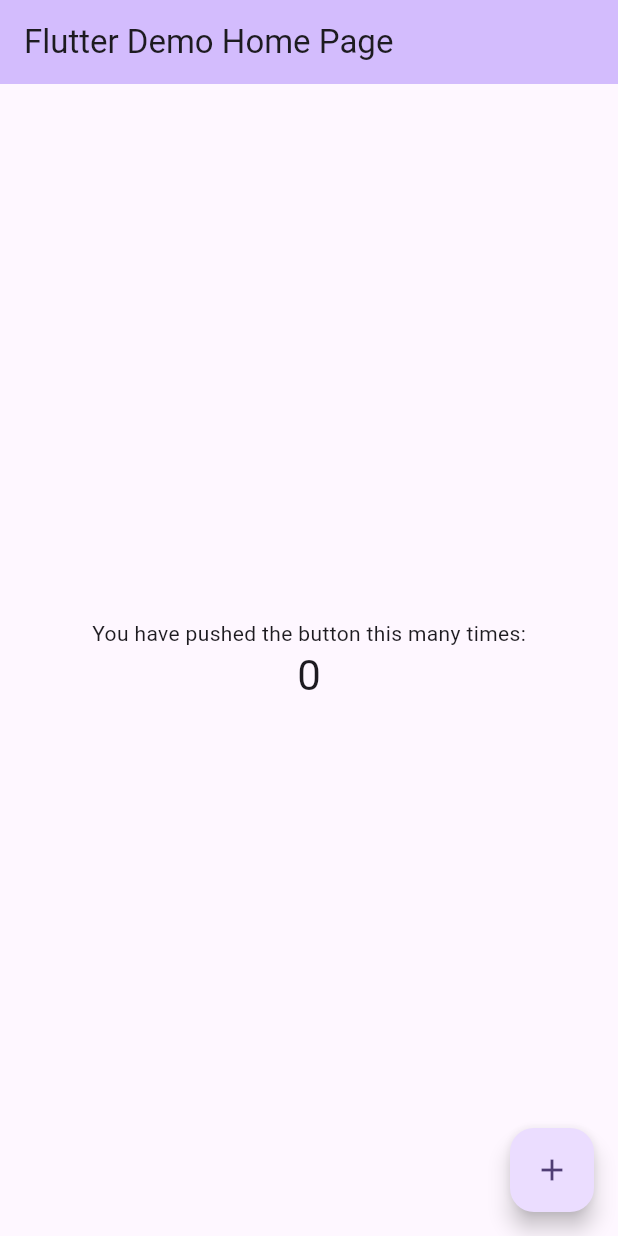
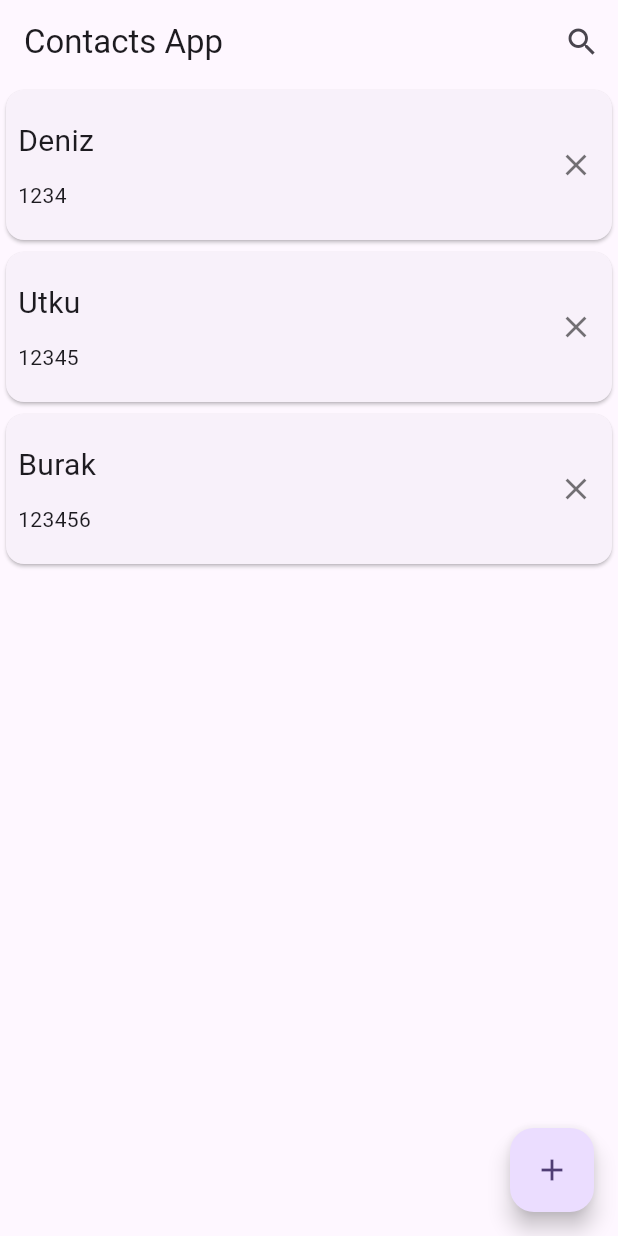
Before and after one commit to gorkemuveyk/contacts_app, a Flutter app: the screen it shows after launch, on a phone screen of 412 x 824 dp. Run offline on Flutter 3.47's test engine with Material 3 defaults, Android fonts, the phone set to English and light mode, and no system bars.

Commit message:
design is completed

```diff
--- /dev/null
+++ b/lib/data/entity/person.dart
@@ -0,0 +1,10 @@
+class Person {
+  int personID;
+  String personName;
+  String personPhoneNumber;
+
+  Person(
+      {required this.personID,
+      required this.personName,
+      required this.personPhoneNumber});
+}
--- a/lib/main.dart
+++ b/lib/main.dart
@@ -1,3 +1,4 @@
+import 'package:contacts_app/ui/views/homepage.dart';
 import 'package:flutter/material.dart';
 
 void main() {
@@ -7,119 +8,16 @@ void main() {
 class MyApp extends StatelessWidget {
   const MyApp({super.key});
 
-  // This widget is the root of your application.
   @override
   Widget build(BuildContext context) {
     return MaterialApp(
-      title: 'Flutter Demo',
+      title: 'Contacts App',
+      debugShowCheckedModeBanner: false,
       theme: ThemeData(
-        // This is the theme of your application.
-        //
-        // TRY THIS: Try running your application with "flutter run". You'll see
-        // the application has a purple toolbar. Then, without quitting the app,
-        // try changing the seedColor in the colorScheme below to Colors.green
-        // and then invoke "hot reload" (save your changes or press the "hot
-        // reload" button in a Flutter-supported IDE, or press "r" if you used
-        // the command line to start the app).
-        //
-        // Notice that the counter didn't reset back to zero; the application
-        // state is not lost during the reload. To reset the state, use hot
-        // restart instead.
-        //
-        // This works for code too, not just values: Most code changes can be
-        // tested with just a hot reload.
         colorScheme: ColorScheme.fromSeed(seedColor: Colors.deepPurple),
         useMaterial3: true,
       ),
-      home: const MyHomePage(title: 'Flutter Demo Home Page'),
+      home: const Homepage(),
     );
   }
 }
-
-class MyHomePage extends StatefulWidget {
-  const MyHomePage({super.key, required this.title});
-
-  // This widget is the home page of your application. It is stateful, meaning
-  // that it has a State object (defined below) that contains fields that affect
-  // how it looks.
-
-  // This class is the configuration for the state. It holds the values (in this
-  // case the title) provided by the parent (in this case the App widget) and
-  // used by the build method of the State. Fields in a Widget subclass are
-  // always marked "final".
-
-  final String title;
-
-  @override
-  State<MyHomePage> createState() => _MyHomePageState();
-}
-
-class _MyHomePageState extends State<MyHomePage> {
-  int _counter = 0;
-
-  void _incrementCounter() {
-    setState(() {
-      // This call to setState tells the Flutter framework that something has
-      // changed in this State, which causes it to rerun the build method below
-      // so that the display can reflect the updated values. If we changed
-      // _counter without calling setState(), then the build method would not be
-      // called again, and so nothing would appear to happen.
-      _counter++;
-    });
-  }
-
-  @override
-  Widget build(BuildContext context) {
-    // This method is rerun every time setState is called, for instance as done
-    // by the _incrementCounter method above.
-    //
-    // The Flutter framework has been optimized to make rerunning build methods
-    // fast, so that you can just rebuild anything that needs updating rather
-    // than having to individually change instances of widgets.
-    return Scaffold(
-      appBar: AppBar(
-        // TRY THIS: Try changing the color here to a specific color (to
-        // Colors.amber, perhaps?) and trigger a hot reload to see the AppBar
-        // change color while the other colors stay the same.
-        backgroundColor: Theme.of(context).colorScheme.inversePrimary,
-        // Here we take the value from the MyHomePage object that was created by
-        // the App.build method, and use it to set our appbar title.
-        title: Text(widget.title),
-      ),
-      body: Center(
-        // Center is a layout widget. It takes a single child and positions it
-        // in the middle of the parent.
-        child: Column(
-          // Column is also a layout widget. It takes a list of children and
-          // arranges them vertically. By default, it sizes itself to fit its
-          // children horizontally, and tries to be as tall as its parent.
-          //
-          // Column has various properties to control how it sizes itself and
-          // how it positions its children. Here we use mainAxisAlignment to
-          // center the children vertically; the main axis here is the vertical
-          // axis because Columns are vertical (the cross axis would be
-          // horizontal).
-          //
-          // TRY THIS: Invoke "debug painting" (choose the "Toggle Debug Paint"
-          // action in the IDE, or press "p" in the console), to see the
-          // wireframe for each widget.
-          mainAxisAlignment: MainAxisAlignment.center,
-          children: <Widget>[
-            const Text(
-              'You have pushed the button this many times:',
-            ),
-            Text(
-              '$_counter',
-              style: Theme.of(context).textTheme.headlineMedium,
-            ),
-          ],
-        ),
-      ),
-      floatingActionButton: FloatingActionButton(
-        onPressed: _incrementCounter,
-        tooltip: 'Increment',
-        child: const Icon(Icons.add),
-      ), // This trailing comma makes auto-formatting nicer for build methods.
-    );
-  }
-}
--- /dev/null
+++ b/lib/ui/views/homepage.dart
@@ -0,0 +1,151 @@
+import 'package:contacts_app/data/entity/person.dart';
+import 'package:contacts_app/ui/views/new-person.dart';
+import 'package:contacts_app/ui/views/person-details.dart';
+import 'package:flutter/material.dart';
+
+class Homepage extends StatefulWidget {
+  const Homepage({super.key});
+
+  @override
+  State<Homepage> createState() => _HomepageState();
+}
+
+class _HomepageState extends State<Homepage> {
+  bool isSearch = false;
+
+  Future<void> search(String searchKey) async {
+    print("searhing: $searchKey");
+  }
+
+  Future<List<Person>> loadContacts() async {
+    var contactsList = <Person>[];
+    var p1 =
+        Person(personID: 1, personName: "Deniz", personPhoneNumber: "1234");
+    var p2 =
+        Person(personID: 2, personName: "Utku", personPhoneNumber: "12345");
+    var p3 =
+        Person(personID: 3, personName: "Burak", personPhoneNumber: "123456");
+    contactsList.add(p1);
+    contactsList.add(p2);
+    contactsList.add(p3);
+    return contactsList;
+  }
+
+  Future<void> delete(int personID) async {
+    print("deleting: $personID");
+  }
+
+  @override
+  Widget build(BuildContext context) {
+    return Scaffold(
+      appBar: AppBar(
+        title: isSearch
+            ? TextField(
+                decoration: const InputDecoration(hintText: "Search.."),
+                onChanged: (val) {
+                  search(val);
+                },
+              )
+            : const Text("Contacts App"),
+        actions: [
+          isSearch
+              ? IconButton(
+                  onPressed: () {
+                    setState(() {
+                      isSearch = false;
+                    });
+                  },
+                  icon: const Icon(Icons.clear))
+              : IconButton(
+                  onPressed: () {
+                    setState(() {
+                      isSearch = true;
+                    });
+                  },
+                  icon: const Icon(Icons.search))
+        ],
+      ),
+      body: FutureBuilder<List<Person>>(
+        future: loadContacts(),
+        builder: (context, snapshot) {
+          if (snapshot.hasData) {
+            var contactsList = snapshot.data;
+            return ListView.builder(
+              itemCount: contactsList!.length,
+              itemBuilder: (context, index) {
+                var person = contactsList[index];
+                return GestureDetector(
+                  onTap: () {
+                    Navigator.push(
+                        context,
+                        MaterialPageRoute(
+                            builder: (context) => PersonDetailsPage(
+                                  person: person,
+                                ))).then((value) {
+                      print("returned homepage");
+                    });
+                  },
+                  child: Card(
+                    child: SizedBox(
+                      height: 100,
+                      child: Row(
+                        mainAxisAlignment: MainAxisAlignment.spaceBetween,
+                        children: [
+                          Padding(
+                            padding: const EdgeInsets.all(8.0),
+                            child: Column(
+                              mainAxisAlignment: MainAxisAlignment.spaceEvenly,
+                              crossAxisAlignment: CrossAxisAlignment.start,
+                              children: [
+                                Text(
+                                  person.personName,
+                                  style: const TextStyle(fontSize: 20),
+                                ),
+                                Text(person.personPhoneNumber),
+                              ],
+                            ),
+                          ),
+                          IconButton(
+                              onPressed: () {
+                                ScaffoldMessenger.of(context).showSnackBar(
+                                  SnackBar(
+                                    content: Text(
+                                        "should ${person.personName} be deleted?"),
+                                    action: SnackBarAction(
+                                        label: "Yes",
+                                        onPressed: () {
+                                          delete(person.personID);
+                                        }),
+                                  ),
+                                );
+                              },
+                              icon: const Icon(
+                                Icons.clear,
+                                color: Colors.black54,
+                              ))
+                        ],
+                      ),
+                    ),
+                  ),
+                );
+              },
+            );
+          } else {
+            return const Center();
+          }
+        },
+      ),
+      floatingActionButton: FloatingActionButton(
+        onPressed: () {
+          Navigator.push(
+              context,
+              MaterialPageRoute(
+                  builder: (context) => const NewPersonPage())).then((value) {
+            print("returned homepage");
+          });
+        },
+        child: const Icon(Icons.add),
+      ),
+    );
+  }
+}
```
Also changed, not shown: lib/ui/views/new-person.dart (added, +49 -0 lines), lib/ui/views/person-details.dart (added, +62 -0 lines).
